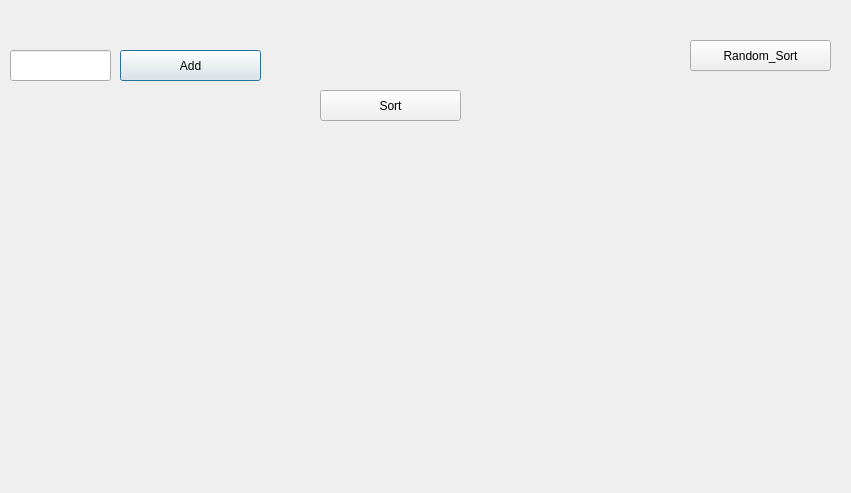
Above: 4_Lesson/question_4_1.ui from Mysarios/QT_study before the change. Below: the same form after it.
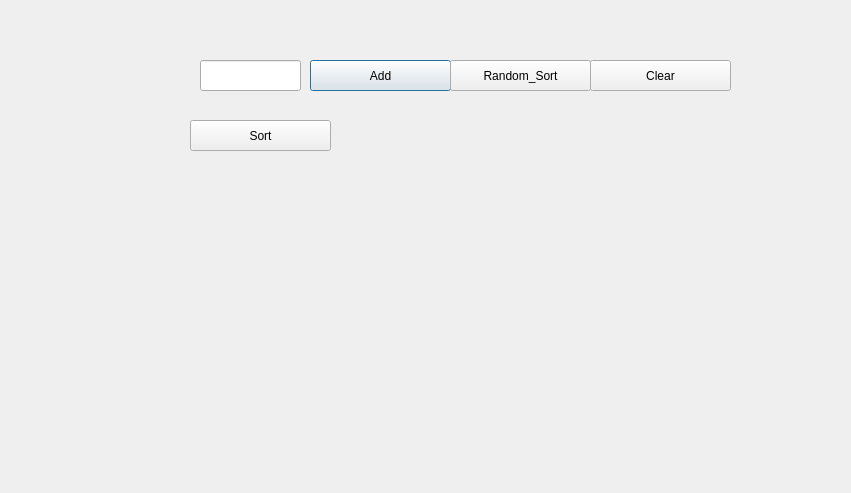
That is the form after the change.

Patch:
```diff
--- a/4_Lesson/question_4_1.ui
+++ b/4_Lesson/question_4_1.ui
@@ -16,8 +16,8 @@
   <widget class="QLabel" name="label">
    <property name="geometry">
     <rect>
-     <x>20</x>
-     <y>20</y>
+     <x>10</x>
+     <y>10</y>
      <width>821</width>
      <height>41</height>
     </rect>
@@ -42,8 +42,8 @@
   <widget class="QLineEdit" name="lineEdit">
    <property name="geometry">
     <rect>
-     <x>10</x>
-     <y>50</y>
+     <x>200</x>
+     <y>60</y>
      <width>101</width>
      <height>31</height>
     </rect>
@@ -52,8 +52,8 @@
   <widget class="QPushButton" name="pushButton">
    <property name="geometry">
     <rect>
-     <x>120</x>
-     <y>50</y>
+     <x>310</x>
+     <y>60</y>
      <width>141</width>
      <height>31</height>
     </rect>
@@ -65,8 +65,8 @@
   <widget class="QPushButton" name="pushButton_2">
    <property name="geometry">
     <rect>
-     <x>320</x>
-     <y>90</y>
+     <x>190</x>
+     <y>120</y>
      <width>141</width>
      <height>31</height>
     </rect>
@@ -78,8 +78,8 @@
   <widget class="QPushButton" name="pushButton_3">
    <property name="geometry">
     <rect>
-     <x>690</x>
-     <y>40</y>
+     <x>450</x>
+     <y>60</y>
      <width>141</width>
      <height>31</height>
     </rect>
@@ -88,6 +88,19 @@
     <string>Random_Sort</string>
    </property>
   </widget>
+  <widget class="QPushButton" name="Clear">
+   <property name="geometry">
+    <rect>
+     <x>590</x>
+     <y>60</y>
+     <width>141</width>
+     <height>31</height>
+    </rect>
+   </property>
+   <property name="text">
+    <string>Clear</string>
+   </property>
+  </widget>
  </widget>
  <resources/>
  <connections/>
```
